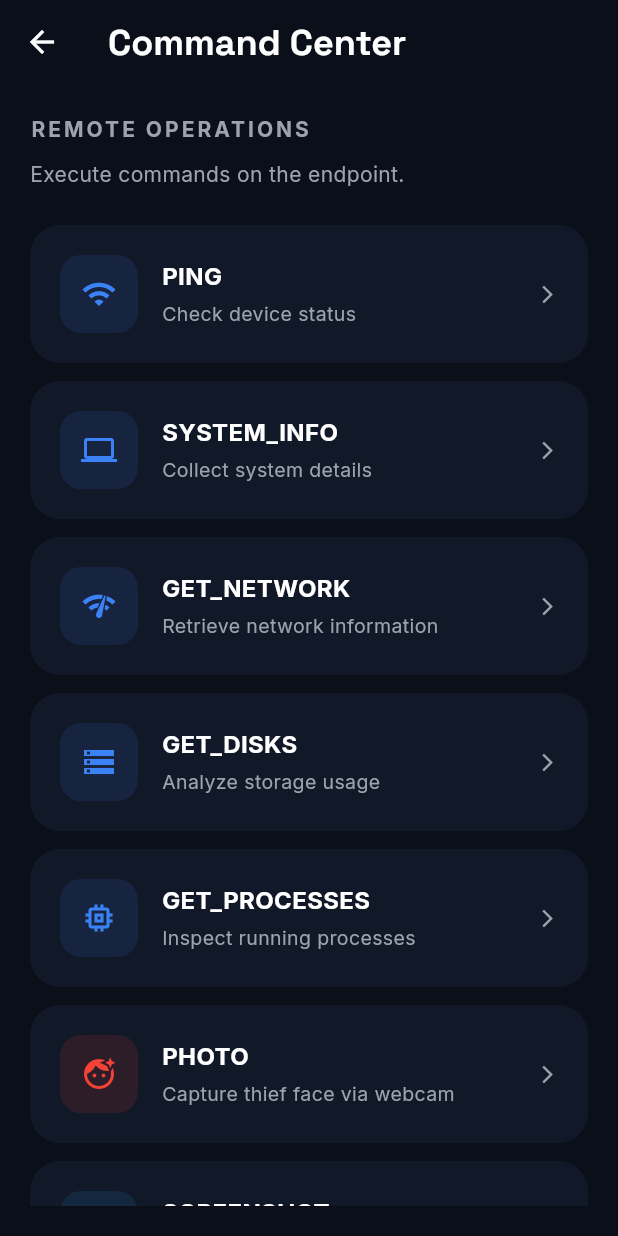
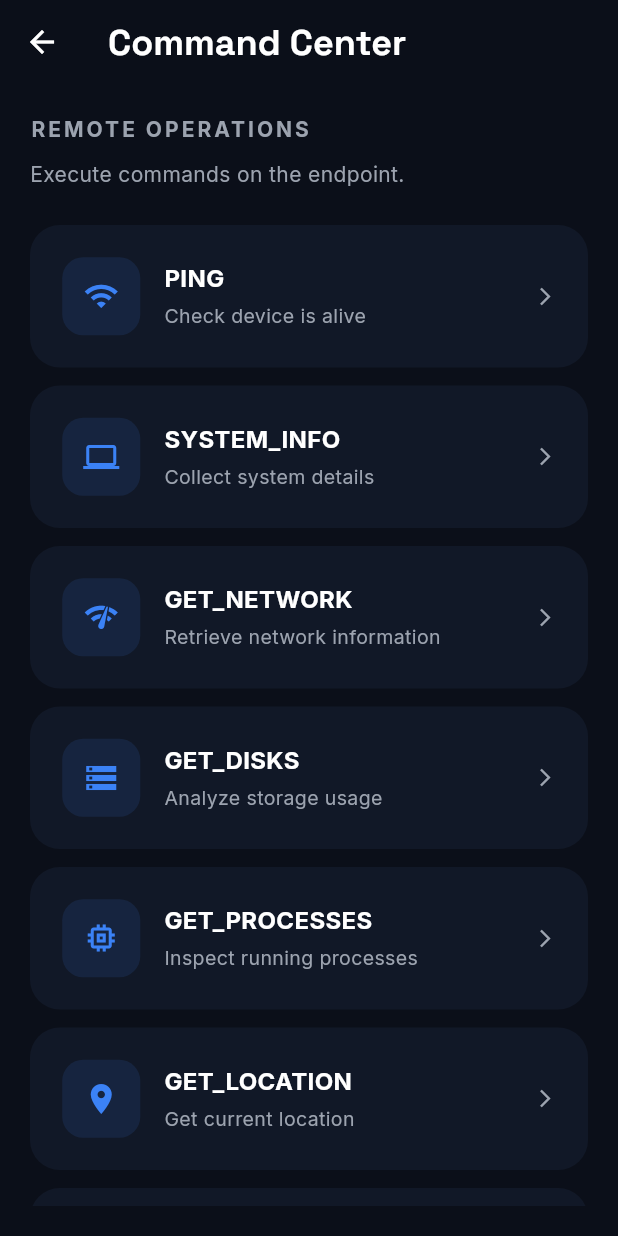
Before and after one commit to frankmurungi2002/phantomtrace_mobile, a Flutter app: the CommandCenterScreen screen opened directly with empty values, on a phone screen of 412 x 824 dp. Run offline on Flutter 3.47's test engine with Material 3 defaults, Android fonts, the phone set to English and light mode, and no system bars; our stand-ins replace cached_network_image, dio, firebase_core, firebase_messaging, google_fonts, shared_preferences; accounts and stored records are empty.

Commit message:
feat: ALARM and STOP_ALARM commands, command feedback fixes, delete evidence

```diff
--- a/lib/core/config/app_config.dart
+++ b/lib/core/config/app_config.dart
@@ -1,3 +1,3 @@
 class AppConfig {
-  static const String baseUrl = 'http://192.168.1.76:5000';
+  static const String baseUrl = 'http://10.31.49.252:5000';
 }
--- a/lib/features/commands/command_center_screen.dart
+++ b/lib/features/commands/command_center_screen.dart
@@ -1,61 +1,99 @@
 import 'package:flutter/material.dart';
-
 import '../../core/theme/app_colors.dart';
 import '../../services/command_service.dart';
 import '../../services/token_service.dart';
 import 'command_history_screen.dart';
 
-class CommandCenterScreen extends StatelessWidget {
+class CommandCenterScreen extends StatefulWidget {
   final String deviceId;
+  const CommandCenterScreen({super.key, required this.deviceId});
 
-  const CommandCenterScreen({
-    super.key,
-    required this.deviceId,
-  });
+  @override
+  State<CommandCenterScreen> createState() => _CommandCenterScreenState();
+}
 
-  Future<void> sendCommand(BuildContext context, String command) async {
+class _CommandCenterScreenState extends State<CommandCenterScreen> {
+  String? _loadingCommand;
+
+  Future<void> sendCommand(String command) async {
+    setState(() => _loadingCommand = command);
+    try {
       final token = await TokenService().getToken();
-    await CommandService().sendCommand(token!, deviceId, command);
-    if (context.mounted) {
+      await CommandService().sendCommand(token!, widget.deviceId, command);
+      if (mounted) {
         ScaffoldMessenger.of(context).showSnackBar(
           SnackBar(
-          backgroundColor: AppColors.surface,
-          content: Text(
-            '$command queued',
-            style: const TextStyle(color: AppColors.textPrimary),
+            backgroundColor: Colors.green.shade800,
+            duration: const Duration(seconds: 2),
+            content: Row(children: [
+              const Icon(Icons.check_circle, color: Colors.white, size: 18),
+              const SizedBox(width: 10),
+              Text('$command sent successfully',
+                  style: const TextStyle(color: Colors.white, fontWeight: FontWeight.w600)),
+            ]),
           ),
+        );
+      }
+    } catch (e) {
+      if (mounted) {
+        ScaffoldMessenger.of(context).showSnackBar(
+          SnackBar(
+            backgroundColor: Colors.red.shade800,
+            content: Row(children: [
+              const Icon(Icons.error_outline, color: Colors.white, size: 18),
+              const SizedBox(width: 10),
+              Text('Failed to send $command',
+                  style: const TextStyle(color: Colors.white)),
+            ]),
           ),
         );
       }
     }
+    if (mounted) setState(() => _loadingCommand = null);
+  }
 
   Widget commandCard(
-    BuildContext context,
     String title,
     String subtitle,
     IconData icon, {
     Color? accentColor,
   }) {
     final color = accentColor ?? AppColors.primary;
-    return InkWell(
+    final isLoading = _loadingCommand == title;
+
+    return Padding(
+      padding: const EdgeInsets.only(bottom: 12),
+      child: InkWell(
         borderRadius: BorderRadius.circular(20),
-      onTap: () => sendCommand(context, title),
-      child: Container(
+        onTap: isLoading || _loadingCommand != null ? null : () => sendCommand(title),
+        child: AnimatedContainer(
+          duration: const Duration(milliseconds: 200),
           padding: const EdgeInsets.all(20),
           decoration: BoxDecoration(
-          color: AppColors.surface,
+            color: isLoading ? color.withAlpha(30) : AppColors.surface,
             borderRadius: BorderRadius.circular(20),
+            border: Border.all(
+              color: isLoading ? color : Colors.transparent,
+              width: 1.5,
             ),
-        child: Row(
-          children: [
+          ),
+          child: Row(children: [
             Container(
               width: 52,
               height: 52,
               decoration: BoxDecoration(
-                color: color.withAlpha(30),
+                color: color.withAlpha(isLoading ? 60 : 30),
                 borderRadius: BorderRadius.circular(14),
               ),
-              child: Icon(icon, color: color),
+              child: isLoading
+                  ? Padding(
+                      padding: const EdgeInsets.all(14),
+                      child: CircularProgressIndicator(
+                        strokeWidth: 2,
+                        color: color,
+                      ),
+                    )
+                  : Icon(icon, color: color),
             ),
             const SizedBox(width: 16),
             Expanded(
@@ -64,29 +102,28 @@ class CommandCenterScreen extends StatelessWidget {
                 children: [
                   Text(
                     title,
-                    style: const TextStyle(
-                      color: AppColors.textPrimary,
+                    style: TextStyle(
+                      color: isLoading ? color : AppColors.textPrimary,
                       fontSize: 16,
                       fontWeight: FontWeight.w700,
                     ),
                   ),
                   const SizedBox(height: 4),
                   Text(
-                    subtitle,
-                    style: const TextStyle(
-                      color: AppColors.textSecondary,
+                    isLoading ? 'Sending...' : subtitle,
+                    style: TextStyle(
+                      color: isLoading ? color.withAlpha(180) : AppColors.textSecondary,
                       fontSize: 13,
                     ),
                   ),
                 ],
               ),
             ),
-            const Icon(
-              Icons.arrow_forward_ios,
-              color: AppColors.textSecondary,
-              size: 14,
-            ),
-          ],
+            isLoading
+                ? const SizedBox(width: 14)
+                : const Icon(Icons.arrow_forward_ios,
+                    color: AppColors.textSecondary, size: 14),
+          ]),
         ),
       ),
     );
@@ -103,58 +140,42 @@ class CommandCenterScreen extends StatelessWidget {
           child: Column(
             crossAxisAlignment: CrossAxisAlignment.start,
             children: [
-              const Text(
-                'REMOTE OPERATIONS',
+              const Text('REMOTE OPERATIONS',
                   style: TextStyle(
                       color: AppColors.textSecondary,
                       letterSpacing: 2,
-                  fontWeight: FontWeight.w700,
-                ),
-              ),
+                      fontWeight: FontWeight.w700)),
               const SizedBox(height: 10),
-              const Text(
-                'Execute commands on the endpoint.',
-                style: TextStyle(color: AppColors.textSecondary),
-              ),
+              const Text('Execute commands on the endpoint.',
+                  style: TextStyle(color: AppColors.textSecondary)),
               const SizedBox(height: 24),
               Expanded(
                 child: ListView(
                   children: [
-                    commandCard(context, 'PING', 'Check device status', Icons.wifi),
+                    commandCard('PING', 'Check device is alive', Icons.wifi),
+                    commandCard('SYSTEM_INFO', 'Collect system details', Icons.computer),
+                    commandCard('GET_NETWORK', 'Retrieve network information', Icons.network_check),
+                    commandCard('GET_DISKS', 'Analyze storage usage', Icons.storage),
+                    commandCard('GET_PROCESSES', 'Inspect running processes', Icons.memory),
+                    commandCard('GET_LOCATION', 'Get current location', Icons.location_on),
+                    commandCard('PHOTO', 'Capture thief face via webcam',
+                        Icons.face_retouching_natural, accentColor: Colors.red),
+                    commandCard('SCREENSHOT', 'Capture screen evidence',
+                        Icons.screenshot_monitor, accentColor: Colors.blue),
+                    commandCard('LOCK', 'Lock device immediately',
+                        Icons.lock, accentColor: Colors.orange),
+                    commandCard('ALARM', 'Trigger loud alarm at max volume',
+                        Icons.volume_up, accentColor: Colors.red),
+                    commandCard('STOP_ALARM', 'Stop the alarm',
+                        Icons.volume_off, accentColor: Colors.green),
                     const SizedBox(height: 12),
-                    commandCard(context, 'SYSTEM_INFO', 'Collect system details', Icons.computer),
-                    const SizedBox(height: 12),
-                    commandCard(context, 'GET_NETWORK', 'Retrieve network information', Icons.network_check),
-                    const SizedBox(height: 12),
-                    commandCard(context, 'GET_DISKS', 'Analyze storage usage', Icons.storage),
-                    const SizedBox(height: 12),
-                    commandCard(context, 'GET_PROCESSES', 'Inspect running processes', Icons.memory),
-                    const SizedBox(height: 12),
-                    commandCard(
-                      context,
-                      'PHOTO',
-                      'Capture thief face via webcam',
-                      Icons.face_retouching_natural,
-                      accentColor: Colors.red,
-                    ),
-                    const SizedBox(height: 12),
-                    commandCard(
-                      context,
-                      'SCREENSHOT',
-                      'Capture screen evidence',
-                      Icons.screenshot_monitor,
-                      accentColor: Colors.blue,
-                    ),
-                    const SizedBox(height: 24),
                     ElevatedButton.icon(
-                      onPressed: () {
-                        Navigator.push(
+                      onPressed: () => Navigator.push(
                         context,
                         MaterialPageRoute(
-                            builder: (_) => CommandHistoryScreen(deviceId: deviceId),
+                            builder: (_) =>
+                                CommandHistoryScreen(deviceId: widget.deviceId)),
                       ),
-                        );
-                      },
                       icon: const Icon(Icons.history),
                       label: const Text('Command History'),
                     ),
--- a/lib/features/evidence/photo_viewer_screen.dart
+++ b/lib/features/evidence/photo_viewer_screen.dart
@@ -13,7 +13,7 @@ class PhotoViewerScreen extends StatelessWidget {
 
   @override
   Widget build(BuildContext context) {
-    final imageUrl = 'http://192.168.1.76:5000/api/evidence/photo/$photoId';
+    final imageUrl = 'http://10.31.49.252:5000/api/evidence/photo/$photoId';
 
     return Scaffold(
       backgroundColor: Colors.black,
--- a/lib/services/auth_service.dart
+++ b/lib/services/auth_service.dart
@@ -12,7 +12,7 @@ class AuthService {
     String password,
   ) async {
     final response = await dio.post(
-      'http://192.168.1.76:5000/api/auth/login',
+      'http://10.31.49.252:5000/api/auth/login',
       data: {
         'email': email,
         'password': password,
--- a/lib/services/command_history_service.dart
+++ b/lib/services/command_history_service.dart
@@ -10,7 +10,7 @@ class CommandHistoryService {
     String deviceId,
   ) async {
     final response = await dio.get(
-      'http://192.168.1.76:5000/api/command/history/$deviceId',
+      'http://10.31.49.252:5000/api/command/history/$deviceId',
       options: Options(
         headers: {
           'Authorization': 'Bearer $token',
--- a/lib/services/command_service.dart
+++ b/lib/services/command_service.dart
@@ -1,15 +1,17 @@
 import 'package:dio/dio.dart';
 
 class CommandService {
-  final Dio dio = Dio();
+  final Dio dio = Dio(BaseOptions(
+    validateStatus: (status) => true,
+  ));
 
   Future<void> sendCommand(
     String token,
     String deviceId,
     String commandType,
   ) async {
-    await dio.post(
-      'http://192.168.1.76:5000/api/command/send',
+    final response = await dio.post(
+      'http://10.31.49.252:5000/api/command/send',
       data: {
         'device_id': deviceId,
         'command_type': commandType,
@@ -20,5 +22,8 @@ class CommandService {
         },
       ),
     );
+    if (response.statusCode != 201) {
+      throw Exception('Command failed: ${response.statusCode}');
+    }
   }
 }
--- a/lib/services/device_overview_service.dart
+++ b/lib/services/device_overview_service.dart
@@ -10,7 +10,7 @@ class DeviceOverviewService {
     String deviceId,
   ) async {
     final response = await dio.get(
-      'http://192.168.1.76:5000/api/device/overview/$deviceId',
+      'http://10.31.49.252:5000/api/device/overview/$deviceId',
       options: Options(
         headers: {
           'Authorization': 'Bearer $token',
--- a/lib/services/device_service.dart
+++ b/lib/services/device_service.dart
@@ -9,7 +9,7 @@ class DeviceService {
     String token,
   ) async {
     final response = await dio.get(
-      'http://192.168.1.76:5000/api/device/list',
+      'http://10.31.49.252:5000/api/device/list',
       options: Options(
         headers: {
           'Authorization': 'Bearer $token',
--- a/lib/services/notification_service.dart
+++ b/lib/services/notification_service.dart
@@ -25,7 +25,7 @@ class NotificationService {
       final token = await TokenService().getToken();
       if (token == null) return;
       await _dio.post(
-        'http://192.168.1.76:5000/api/auth/fcm-token',
+        'http://10.31.49.252:5000/api/auth/fcm-token',
         data: {'token': fcmToken},
         options: Options(headers: {'Authorization': 'Bearer $token'}),
       );
```
Also changed, not shown: lib/features/evidence/evidence_screen.dart (+54 -1 lines), lib/services/evidence_service.dart (+8 -1 lines). Lines whose indentation alone changed are shown as unchanged.
